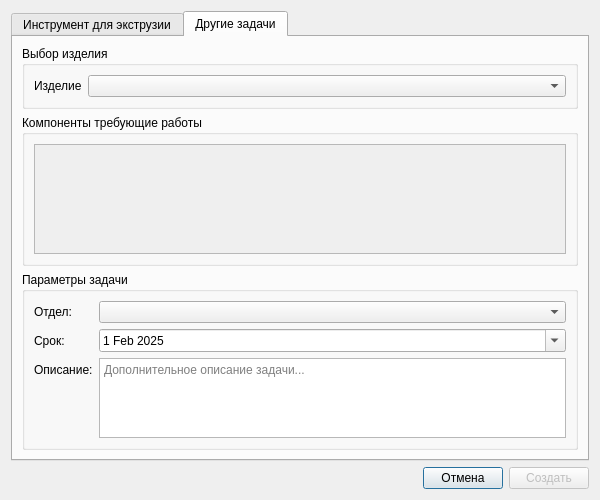
formemu/aditim-monitor, file src/client/ui/dialog_create_task.ui: the form before one commit.
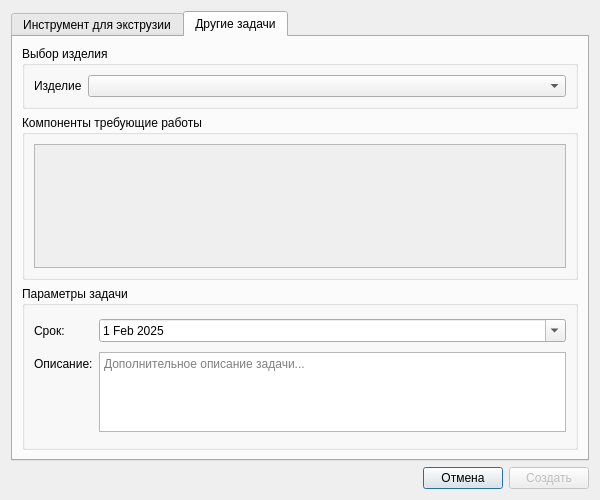
The form after the commit. The open tabs and pages were chosen to show the change.

```diff
--- a/src/client/ui/dialog_create_task.ui
+++ b/src/client/ui/dialog_create_task.ui
@@ -191,7 +191,7 @@
                <x>0</x>
                <y>0</y>
                <width>536</width>
-               <height>117</height>
+               <height>128</height>
               </rect>
              </property>
              <layout class="QVBoxLayout" name="verticalLayout_checkboxes_2"/>
@@ -207,14 +207,14 @@
           <string>Параметры задачи</string>
          </property>
          <layout class="QFormLayout" name="formLayout_params_2">
-          <item row="1" column="0">
+          <item row="0" column="0">
            <widget class="QLabel" name="label_product_deadline">
             <property name="text">
              <string>Срок:</string>
             </property>
            </widget>
           </item>
-          <item row="1" column="1">
+          <item row="0" column="1">
            <widget class="QDateEdit" name="dateEdit_product_deadline">
             <property name="calendarPopup">
              <bool>true</bool>
@@ -228,14 +228,14 @@
             </property>
            </widget>
           </item>
-          <item row="2" column="0">
+          <item row="1" column="0">
            <widget class="QLabel" name="label_product_description">
             <property name="text">
              <string>Описание:</string>
             </property>
            </widget>
           </item>
-          <item row="2" column="1">
+          <item row="1" column="1">
            <widget class="QTextEdit" name="textEdit_product_description">
             <property name="maximumSize">
              <size>
@@ -248,20 +248,6 @@
             </property>
            </widget>
           </item>
-          <item row="0" column="1">
-           <widget class="QComboBox" name="comboBox_product_department">
-            <property name="placeholderText">
-             <string>Выберите отдел...</string>
-            </property>
-           </widget>
-          </item>
-          <item row="0" column="0">
-           <widget class="QLabel" name="label_product_department">
-            <property name="text">
-             <string>Отдел:</string>
-            </property>
-           </widget>
-          </item>
          </layout>
         </widget>
        </item>
```
Left out of the diff: 2 changed lines with no effect on the pictures.
